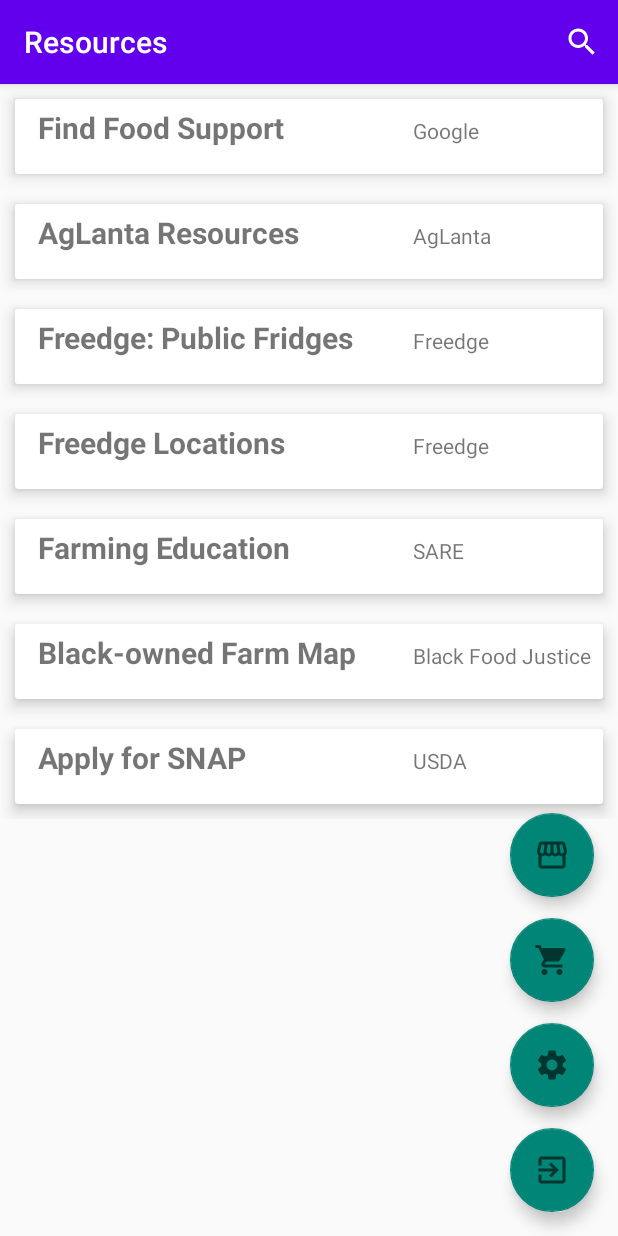
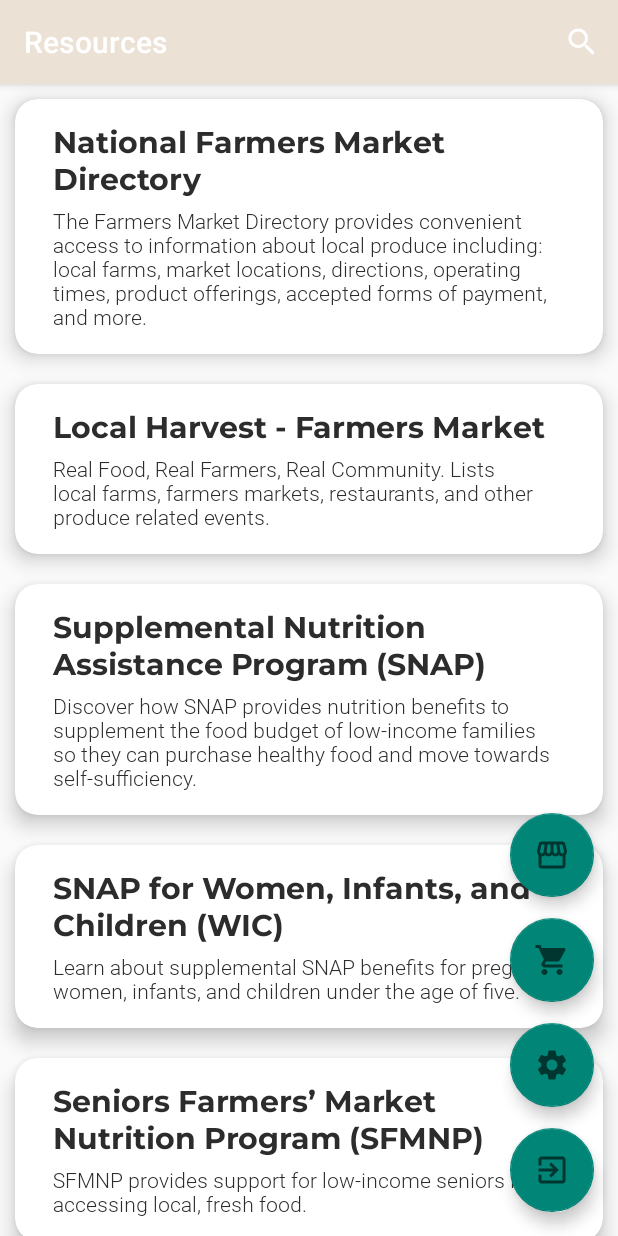
Before and after one commit to sohumgala/Team-2132-Harvest4Us, an Android app: the ResourceActivity screen opened directly, with no data from a screen before it, on a phone screen of 412 x 824 dp. Run offline under Robolectric (Android 15) with nearby library versions, the phone set to English and light mode, and no system bars.

Commit message:
changed colors and fonts, added resources and updated UI

```diff
--- a/Harvest4usMOBILE/app/src/main/java/com/example/myfirstapp/CustomAdapterResource.kt
+++ b/Harvest4usMOBILE/app/src/main/java/com/example/myfirstapp/CustomAdapterResource.kt
@@ -32,7 +32,7 @@ class CustomAdapterResource(private val mList: List<ResourceViewModel>, private
         // sets the text to the textview from our itemHolder class
         holder.textView.text = ResourceViewModel.produceType
 
-        holder.subtextView.text = ResourceViewModel.produceCategory
+        holder.subtextView.text = ResourceViewModel.description
 
 
         holder.itemView.setOnClickListener {
--- a/Harvest4usMOBILE/app/src/main/java/com/example/myfirstapp/ResourceActivity.kt
+++ b/Harvest4usMOBILE/app/src/main/java/com/example/myfirstapp/ResourceActivity.kt
@@ -41,39 +41,60 @@ class ResourceActivity : AppCompatActivity(), CellClickListenerResource {
 
         //Displays all items, not using a specific search string
         data.add(ResourceViewModel(
-            "Find Food Support",
-            "Google",
+            "National Farmers Market Directory",
+            "The Farmers Market Directory provides convenient access to information about local produce including: local farms, market locations, directions, operating times, product offerings, accepted forms of payment, and more.",
+            "https://www.ams.usda.gov/local-food-directories/farmersmarkets",
+        ))
+        data.add(ResourceViewModel(
+            "Local Harvest - Farmers Market",
+            "Real Food, Real Farmers, Real Community. Lists local farms, farmers markets, restaurants, and other produce related events.",
+            "https://www.localharvest.org",
+        ))
+        data.add(ResourceViewModel(
+            "Supplemental Nutrition Assistance Program (SNAP)",
+            "Discover how SNAP provides nutrition benefits to supplement the food budget of low-income families so they can purchase healthy food and move towards self-sufficiency.",
+            "https://www.fns.usda.gov/snap/supplemental-nutrition-assistance-program",
+        ))
+        data.add(ResourceViewModel(
+            "SNAP for Women, Infants, and Children (WIC)",
+            "Learn about supplemental SNAP benefits for pregnant women, infants, and children under the age of five.",
+            "https://www.fns.usda.gov/wic",
+        ))
+        data.add(ResourceViewModel(
+            "Seniors Farmers’ Market Nutrition Program (SFMNP)",
+            "SFMNP provides support for low-income seniors in accessing local, fresh food.",
+            "https://www.fns.usda.gov/sfmnp/senior-farmers-market-nutrition-program",
+        ))
+        data.add(ResourceViewModel(
+            "Google Find Food Support",
+            "Find food resources like food pantries, snap benefits, and stores that accept EBT with Google’s Find Food Support.",
             "https://findfoodsupport.withgoogle.com",
         ))
         data.add(ResourceViewModel(
-            "AgLanta Resources",
-            "AgLanta",
-            "https://www.aglanta.org/aglanta-resources-index",
+            "USDA - Healthy Eating",
+            "Get resources to help you eat a healthy diet with vegetables, fruits, protein, grains, and dairy foods.",
+            "https://www.nutrition.gov/topics/basic-nutrition/healthy-eating",
+        ))
+
+        data.add(ResourceViewModel(
+            "American Heart Association - Healthy Eating",
+            "Learn what to look for at the grocery store, restaurants, your workplace, and any eating occasion.",
+            "https://www.heart.org/en/healthy-living/healthy-eating",
         ))
         data.add(ResourceViewModel(
-            "Freedge: Public Fridges",
-            "Freedge",
-            "https://freedge.org",
-        ))
-        data.add(ResourceViewModel(
-            "Freedge Locations",
-            "Freedge",
+            "Community Fridge Locations",
+            "Find a community fridge near you!",
             "https://freedge.org/locations/",
         ))
         data.add(ResourceViewModel(
-            "Farming Education",
-            "SARE",
-            "https://southern.sare.org/?s=&custom-order=date-desc&cat_location%5B%5D=south&post_type=product&re=1",
+            "The Black Church Food Security Network",
+            "The Black Church Food Security Network (BCFSN) utilizes an asset- based approach in organizing and linking the vast resources of historically African american congregations in rural and urban communities.",
+            "https://blackchurchfoodsecurity.net/become-a-member/",
         ))
         data.add(ResourceViewModel(
-            "Black-owned Farm Map",
-            "Black Food Justice",
-            "https://www.blackfoodjustice.org/food-map-director",
-        ))
-        data.add(ResourceViewModel(
-            "Apply for SNAP",
-            "USDA",
-            "https://www.fns.usda.gov/snap/apply-to-accept",
+            "Black Farmers’ Network",
+            "Black Farmers’ Network (BFN) is a site for rural, African-American farmers to share stories, products and services in a now digital-driven economy.",
+            "https://blackfarmersnetwork.com/category/education/",
         ))
 
         // This will pass the ArrayList to our Adapter
--- a/Harvest4usMOBILE/app/src/main/java/com/example/myfirstapp/ResourceViewModel.kt
+++ b/Harvest4usMOBILE/app/src/main/java/com/example/myfirstapp/ResourceViewModel.kt
@@ -1,3 +1,3 @@
 package com.example.myfirstapp
 
-data class ResourceViewModel(val produceType: String, val produceCategory: String, val url: String)
+data class ResourceViewModel(val produceType: String, val description: String, val url: String)
--- /dev/null
+++ b/Harvest4usMOBILE/app/src/main/res/font/montserrat_bold.xml
@@ -0,0 +1,7 @@
+<?xml version="1.0" encoding="utf-8"?>
+<font-family xmlns:android="http://schemas.android.com/apk/res/android">
+    <font
+        android:fontStyle="normal"
+        android:fontWeight="400"
+        android:fontFamily="@font/montserrat_bold_font" > </font>
+</font-family>
--- /dev/null
+++ b/Harvest4usMOBILE/app/src/main/res/font/roboto_light.xml
@@ -0,0 +1,7 @@
+<?xml version="1.0" encoding="utf-8"?>
+<font-family xmlns:android="http://schemas.android.com/apk/res/android">
+    <font
+        android:fontStyle="normal"
+        android:fontWeight="400"
+        android:fontFamily="@font/roboto_light_font" > </font>
+</font-family>
--- a/Harvest4usMOBILE/app/src/main/res/layout/activity_main.xml
+++ b/Harvest4usMOBILE/app/src/main/res/layout/activity_main.xml
@@ -15,7 +15,7 @@
             android:id="@+id/toolbar"
             android:layout_width="match_parent"
             android:layout_height="?attr/actionBarSize"
-            android:background="?attr/colorPrimary"
+            android:background="@color/harvest4us_beige"
             app:popupTheme="@style/Theme.MyFirstApp.PopupOverlay" />
 
     </com.google.android.material.appbar.AppBarLayout>
--- a/Harvest4usMOBILE/app/src/main/res/layout/activity_resource.xml
+++ b/Harvest4usMOBILE/app/src/main/res/layout/activity_resource.xml
@@ -9,7 +9,10 @@
 
         android:id="@+id/lv_listView"
         android:layout_width="match_parent"
-        android:layout_height="wrap_content" />
+        android:layout_height="wrap_content"
+        android:orientation="vertical">
+
+    </androidx.recyclerview.widget.RecyclerView>
 
     <TextView
         android:layout_width="wrap_content"
@@ -75,7 +78,9 @@
     <FrameLayout
         android:id="@+id/container"
         android:layout_width="match_parent"
-        android:layout_height="match_parent" />
+        android:layout_height="match_parent">
+
+    </FrameLayout>
 
 
 </RelativeLayout>
--- a/Harvest4usMOBILE/app/src/main/res/layout/card_view_design_cart.xml
+++ b/Harvest4usMOBILE/app/src/main/res/layout/card_view_design_cart.xml
@@ -1,9 +1,8 @@
 <?xml version="1.0" encoding="utf-8"?>
-<androidx.cardview.widget.CardView
-    xmlns:android="http://schemas.android.com/apk/res/android"
+<androidx.cardview.widget.CardView xmlns:android="http://schemas.android.com/apk/res/android"
     xmlns:app="http://schemas.android.com/apk/res-auto"
     android:layout_width="match_parent"
-    android:layout_height="50dp"
+    android:layout_height="wrap_content"
     android:layout_margin="10dp"
     app:cardElevation="6dp">
 
@@ -19,7 +18,7 @@
 
         <TextView
             android:id="@+id/textView"
-            android:layout_width="129dp"
+            android:layout_width="76dp"
             android:layout_height="wrap_content"
             android:layout_marginStart="10dp"
             android:layout_marginLeft="15dp"
--- a/Harvest4usMOBILE/app/src/main/res/layout/card_view_design_resource.xml
+++ b/Harvest4usMOBILE/app/src/main/res/layout/card_view_design_resource.xml
@@ -1,33 +1,48 @@
 <?xml version="1.0" encoding="utf-8"?>
-<androidx.cardview.widget.CardView
-    xmlns:android="http://schemas.android.com/apk/res/android"
+
+<androidx.cardview.widget.CardView xmlns:android="http://schemas.android.com/apk/res/android"
     xmlns:app="http://schemas.android.com/apk/res-auto"
     android:layout_width="match_parent"
-    android:layout_height="50dp"
+    android:layout_height="wrap_content"
+    app:contentPadding="5dp"
+    app:cardCornerRadius="15dp"
     android:layout_margin="10dp"
+    android:layout_marginTop="15dp"
+    android:layout_marginBottom="15dp"
+    android:translationZ="2dp"
     app:cardElevation="6dp">
 
     <LinearLayout
         android:layout_width="match_parent"
         android:layout_height="wrap_content"
-        android:padding="5dp">
+        android:orientation="vertical"
+        android:padding="10dp">
 
         <TextView
             android:id="@+id/textView"
-            android:layout_width="250dp"
+            android:layout_width="match_parent"
             android:layout_height="wrap_content"
             android:layout_marginStart="10dp"
             android:layout_marginLeft="15dp"
+            android:layout_marginRight="15dp"
+            android:layout_marginBottom="5dp"
+            android:fontFamily="@font/montserrat_bold_font"
             android:text="Item"
+            android:textColor="@color/mainFont"
             android:textSize="20sp"
             android:textStyle="bold" />
 
         <TextView
             android:id="@+id/subtextView"
-            android:layout_width="120dp"
+            android:layout_width="match_parent"
             android:layout_height="wrap_content"
+            android:layout_marginStart="10dp"
+            android:layout_marginLeft="15dp"
+            android:paddingRight="15dp"
+            android:fontFamily="@font/roboto_light_font"
             android:text="produceCategory"
             android:textAlignment="inherit"
+            android:textColor="@color/mainFont"
             android:textSize="14sp" />
 
     </LinearLayout>
--- a/Harvest4usMOBILE/app/src/main/res/layout/fragment_forgot_password.xml
+++ b/Harvest4usMOBILE/app/src/main/res/layout/fragment_forgot_password.xml
@@ -47,10 +47,12 @@
         android:id="@+id/submit"
         android:layout_width="wrap_content"
         android:layout_height="wrap_content"
+        android:backgroundTint="@color/harvest4us_green"
         android:text="Submit"
+        android:textColor="@color/white"
+        app:layout_constraintBottom_toBottomOf="parent"
         app:layout_constraintEnd_toEndOf="parent"
         app:layout_constraintStart_toStartOf="parent"
-        app:layout_constraintBottom_toBottomOf="parent"
         app:layout_constraintTop_toTopOf="parent"
         app:layout_constraintVertical_bias="0.65" />
 
--- a/Harvest4usMOBILE/app/src/main/res/layout/login_screen.xml
+++ b/Harvest4usMOBILE/app/src/main/res/layout/login_screen.xml
@@ -5,6 +5,18 @@
     android:layout_width="match_parent"
     android:layout_height="match_parent"
     tools:context=".LoginScreen">
+
+    <TextView
+        android:id="@+id/textView4"
+        android:layout_width="411dp"
+        android:layout_height="55dp"
+        android:layout_marginTop="40dp"
+        android:fontFamily="@font/montserrat_bold_font"
+        android:text="Harvest4Us"
+        android:textAlignment="center"
+        android:textColor="@color/harvest4us_green"
+        android:textSize="40sp"
+        app:layout_constraintTop_toTopOf="parent" />
 
     <EditText
         android:id="@+id/et_user_name"
@@ -24,7 +36,9 @@
         android:id="@+id/btn_register"
         android:layout_width="wrap_content"
         android:layout_height="wrap_content"
+        android:backgroundTint="@color/harvest4us_green"
         android:text="Register"
+        android:textColor="@color/white"
         app:layout_constraintBottom_toBottomOf="parent"
         app:layout_constraintEnd_toEndOf="parent"
         app:layout_constraintStart_toStartOf="parent"
@@ -35,7 +49,9 @@
         android:id="@+id/btn_reset"
         android:layout_width="wrap_content"
         android:layout_height="wrap_content"
+        android:backgroundTint="@color/harvest4us_green"
         android:text="Reset"
+        android:textColor="@color/white"
         app:layout_constraintBottom_toBottomOf="parent"
         app:layout_constraintEnd_toEndOf="parent"
         app:layout_constraintHorizontal_bias="0.3"
@@ -47,13 +63,15 @@
         android:id="@+id/btn_login"
         android:layout_width="wrap_content"
         android:layout_height="wrap_content"
+        android:backgroundTint="@color/harvest4us_green"
         android:text="Login"
+        android:textColor="@color/white"
         app:layout_constraintBottom_toBottomOf="parent"
         app:layout_constraintEnd_toEndOf="parent"
+        app:layout_constraintHorizontal_bias=".7"
         app:layout_constraintStart_toStartOf="parent"
         app:layout_constraintTop_toBottomOf="@+id/et_password"
-        app:layout_constraintVertical_bias="0.038"
-        app:layout_constraintHorizontal_bias=".7" />
+        app:layout_constraintVertical_bias="0.038" />
 
     <EditText
         android:id="@+id/et_password"
@@ -72,8 +90,7 @@
         android:id="@+id/imageView"
         android:layout_width="196dp"
         android:layout_height="319dp"
-        android:rotation="90"
-        android:src="@drawable/farmerex_mobile_background"
+        android:src="@drawable/atl_mobile_market"
         app:layout_constraintBottom_toBottomOf="parent"
         app:layout_constraintEnd_toEndOf="parent"
         app:layout_constraintHorizontal_bias="0.497"
--- a/Harvest4usMOBILE/app/src/main/res/layout/register_screen.xml
+++ b/Harvest4usMOBILE/app/src/main/res/layout/register_screen.xml
@@ -10,7 +10,9 @@
         android:id="@+id/btn_submit"
         android:layout_width="wrap_content"
         android:layout_height="wrap_content"
+        android:backgroundTint="@color/harvest4us_green"
         android:text="Register"
+        android:textColor="@color/white"
         app:layout_constraintBottom_toBottomOf="parent"
         app:layout_constraintEnd_toEndOf="parent"
         app:layout_constraintHorizontal_bias="0.498"
--- a/Harvest4usMOBILE/app/src/main/res/values/colors.xml
+++ b/Harvest4usMOBILE/app/src/main/res/values/colors.xml
@@ -4,7 +4,9 @@
     <color name="purple_500">#FF6200EE</color>
     <color name="purple_700">#FF3700B3</color>
     <color name="teal_200">#FF03DAC5</color>
-    <color name="teal_700">#FF018786</color>
+    <color name="harvest4us_beige">#EBE1D5</color>
+    <color name = "harvest4us_green">#456252</color>
     <color name="black">#FF000000</color>
     <color name="white">#FFFFFFFF</color>
+    <color name = "mainFont">#2C2C2C</color>
 </resources>
--- a/Harvest4usMOBILE/app/src/main/res/values/strings.xml
+++ b/Harvest4usMOBILE/app/src/main/res/values/strings.xml
@@ -1,4 +1,7 @@
 <resources>
+<!--    placeholder text-->
+    <string name = "default_para">Lorem ipsum dolor sit amet, consectetur adipiscing elit, sed do eiusmod tempor incididunt ut labore et dolore magna aliqua. Ut enim ad minim veniam, quis nostrud exercitation ullamco laboris nisi ut aliquip ex ea commodo consequat.</string>
+
     <string name="app_name">Harvest4Us</string>
     <string name="action_settings">Settings</string>
     <!-- Strings used for fragments for navigation -->
--- a/Harvest4usMOBILE/app/src/main/res/values/themes.xml
+++ b/Harvest4usMOBILE/app/src/main/res/values/themes.xml
@@ -2,13 +2,13 @@
     <!-- Base application theme. -->
     <style name="Theme.MyFirstApp" parent="Theme.MaterialComponents.DayNight.DarkActionBar">
         <!-- Primary brand color. -->
-        <item name="colorPrimary">@color/purple_500</item>
-        <item name="colorPrimaryVariant">@color/purple_700</item>
-        <item name="colorOnPrimary">@color/white</item>
+        <item name="colorPrimary">@color/harvest4us_beige</item>
+        <item name="colorPrimaryVariant">@color/harvest4us_beige</item>
+        <item name="colorOnPrimary">@color/mainFont</item>
         <!-- Secondary brand color. -->
-        <item name="colorSecondary">@color/teal_200</item>
-        <item name="colorSecondaryVariant">@color/teal_700</item>
-        <item name="colorOnSecondary">@color/black</item>
+        <item name="colorSecondary">@color/harvest4us_green</item>
+        <item name="colorSecondaryVariant">@color/harvest4us_green</item>
+        <item name="colorOnSecondary">@color/mainFont</item>
         <!-- Status bar color. -->
         <item name="android:statusBarColor" tools:targetApi="l">?attr/colorPrimaryVariant</item>
         <!-- Customize your theme here. -->
@@ -18,25 +18,25 @@
         <item name="windowActionBar">false</item>
         <item name="windowNoTitle">true</item>
 
-        <item name="colorPrimary">@color/purple_500</item>
-        <item name="colorPrimaryVariant">@color/purple_700</item>
-        <item name="colorOnPrimary">@color/white</item>
+        <item name="colorPrimary">@color/harvest4us_beige</item>
+        <item name="colorPrimaryVariant">@color/harvest4us_beige</item>
+        <item name="colorOnPrimary">@color/mainFont</item>
         <!-- Secondary brand color. -->
-        <item name="colorSecondary">@color/teal_200</item>
-        <item name="colorSecondaryVariant">@color/teal_700</item>
-        <item name="colorOnSecondary">@color/black</item>
+        <item name="colorSecondary">@color/harvest4us_green</item>
+        <item name="colorSecondaryVariant">@color/harvest4us_green</item>
+        <item name="colorOnSecondary">@color/mainFont</item>
         <!-- Status bar color. -->
         <item name="android:statusBarColor" tools:targetApi="l">?attr/colorPrimaryVariant</item>
     </style>
 
     <style name="Theme.MyFirstApp.AppBarOverlay" parent="Theme.AppCompat.DayNight.DarkActionBar">
-        <item name="colorPrimary">@color/purple_500</item>
-        <item name="colorPrimaryVariant">@color/purple_700</item>
-        <item name="colorOnPrimary">@color/white</item>
+        <item name="colorPrimary">@color/harvest4us_beige</item>
+        <item name="colorPrimaryVariant">@color/harvest4us_beige</item>
+        <item name="colorOnPrimary">@color/mainFont</item>
         <!-- Secondary brand color. -->
-        <item name="colorSecondary">@color/teal_200</item>
-        <item name="colorSecondaryVariant">@color/teal_700</item>
-        <item name="colorOnSecondary">@color/black</item>
+        <item name="colorSecondary">@color/harvest4us_green</item>
+        <item name="colorSecondaryVariant">@color/harvest4us_green</item>
+        <item name="colorOnSecondary">@color/mainFont</item>
         <!-- Status bar color. -->
         <item name="android:statusBarColor" tools:targetApi="l">?attr/colorPrimaryVariant</item>
     </style>
```
Also changed, not shown: Harvest4usMOBILE/app/src/main/res/drawable/atl_mobile_market.png (added), Harvest4usMOBILE/app/src/main/res/font/montserrat_bold_font.ttf (added), Harvest4usMOBILE/app/src/main/res/font/roboto_light_font.ttf (added).
